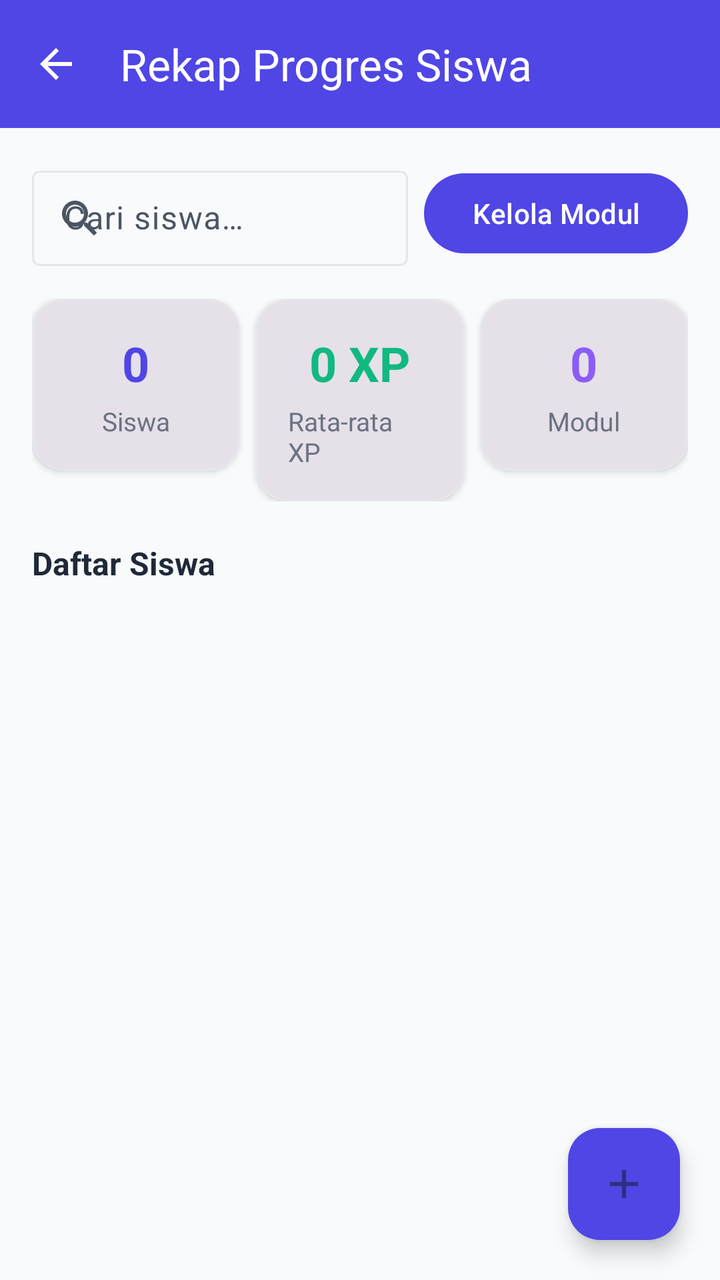
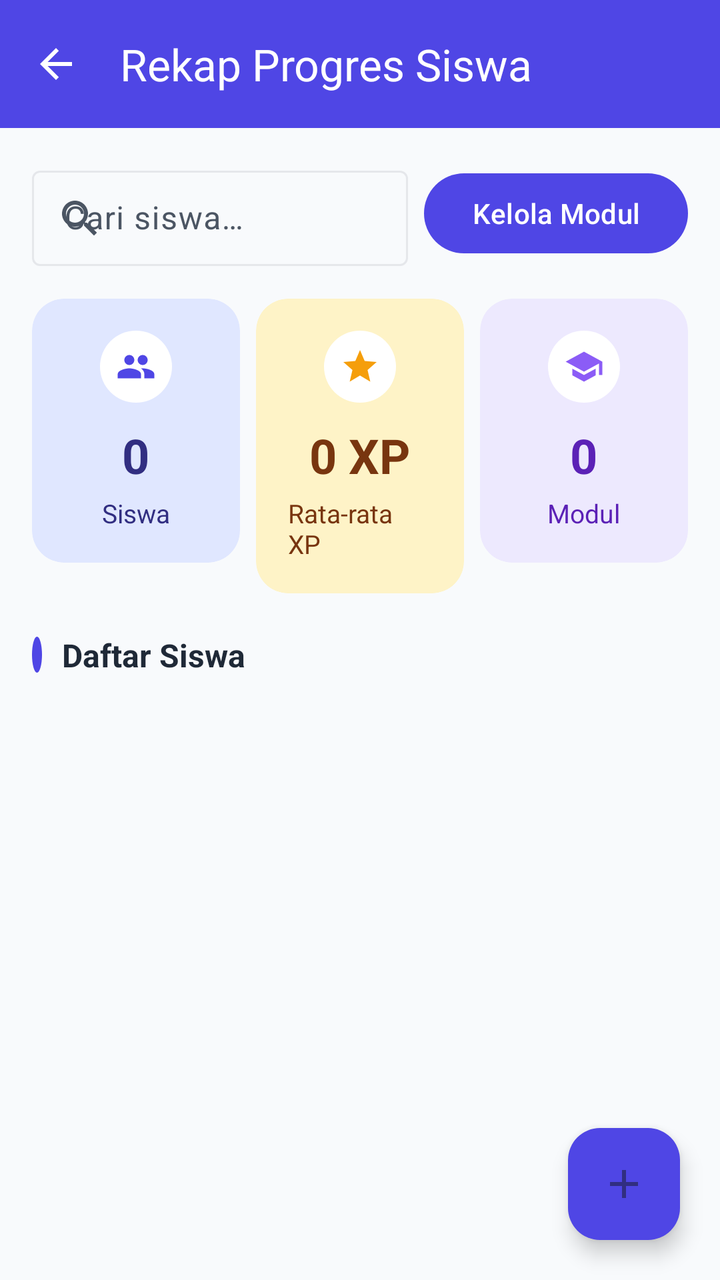

Two renders of the same Android screen: before a commit and after it. Below are the layout's source before the change and the commit's diff.
<!-- AndroidManifest.xml: application theme Theme.LearningPath -->
<!-- res/layout/activity_teacher_dashboard.xml -->
<?xml version="1.0" encoding="utf-8"?>
<androidx.coordinatorlayout.widget.CoordinatorLayout xmlns:android="http://schemas.android.com/apk/res/android"
    xmlns:app="http://schemas.android.com/apk/res-auto"
    android:layout_width="match_parent"
    android:layout_height="match_parent"
    android:background="@color/background">

    <LinearLayout
        android:layout_width="match_parent"
        android:layout_height="match_parent"
        android:orientation="vertical">

        <com.google.android.material.appbar.MaterialToolbar
            android:id="@+id/toolbar"
            android:layout_width="match_parent"
            android:layout_height="?attr/actionBarSize"
            android:background="@color/primary"
            app:navigationIcon="@drawable/ic_back"
            app:navigationIconTint="@color/white"
            app:title="@string/rekap_siswa"
            app:titleTextColor="@color/white" />

        
        <LinearLayout
            android:layout_width="match_parent"
            android:layout_height="wrap_content"
            android:orientation="horizontal"
            android:padding="16dp"
            android:gravity="center_vertical">

            <com.google.android.material.textfield.TextInputLayout
                style="@style/Widget.Material3.TextInputLayout.OutlinedBox.Dense"
                android:layout_width="0dp"
                android:layout_height="wrap_content"
                android:layout_weight="1"
                android:hint="@string/cari_siswa"
                app:endIconMode="clear_text"
                app:startIconDrawable="@drawable/ic_search">

                <com.google.android.material.textfield.TextInputEditText
                    android:id="@+id/etSearch"
                    android:layout_width="match_parent"
                    android:layout_height="wrap_content"
                    android:inputType="text"
                    android:maxLines="1" />
            </com.google.android.material.textfield.TextInputLayout>

            <com.google.android.material.button.MaterialButton
                android:id="@+id/btnManageModule"
                style="@style/Widget.Material3.Button"
                android:layout_width="wrap_content"
                android:layout_height="wrap_content"
                android:layout_marginStart="8dp"
                android:text="@string/kelola_modul" />
        </LinearLayout>

        <ScrollView
            android:layout_width="match_parent"
            android:layout_height="0dp"
            android:layout_weight="1">

            <LinearLayout
                android:layout_width="match_parent"
                android:layout_height="wrap_content"
                android:orientation="vertical">

                
                <LinearLayout
                    android:layout_width="match_parent"
                    android:layout_height="wrap_content"
                    android:orientation="horizontal"
                    android:paddingStart="16dp"
                    android:paddingEnd="16dp">

                    <com.google.android.material.card.MaterialCardView
                        android:layout_width="0dp"
                        android:layout_height="wrap_content"
                        android:layout_weight="1"
                        android:layout_marginEnd="8dp"
                        app:cardCornerRadius="@dimen/radius_lg"
                        app:cardElevation="@dimen/elev_med"
                        app:strokeColor="@color/outline"
                        app:strokeWidth="1dp">

                        <LinearLayout
                            android:layout_width="match_parent"
                            android:layout_height="wrap_content"
                            android:gravity="center"
                            android:orientation="vertical"
                            android:padding="16dp">

                            <TextView
                                android:id="@+id/tvTotalSiswa"
                                android:layout_width="wrap_content"
                                android:layout_height="wrap_content"
                                android:text="0"
                                android:textColor="@color/primary"
                                android:textSize="24sp"
                                android:textStyle="bold" />

                            <TextView
                                android:layout_width="wrap_content"
                                android:layout_height="wrap_content"
                                android:layout_marginTop="4dp"
                                android:text="@string/label_siswa"
                                android:textColor="@color/gray"
                                android:textSize="13sp" />
                        </LinearLayout>
                    </com.google.android.material.card.MaterialCardView>

                    <com.google.android.material.card.MaterialCardView
                        android:layout_width="0dp"
                        android:layout_height="wrap_content"
                        android:layout_weight="1"
                        android:layout_marginEnd="8dp"
                        app:cardCornerRadius="@dimen/radius_lg"
                        app:cardElevation="@dimen/elev_med"
                        app:strokeColor="@color/outline"
                        app:strokeWidth="1dp">

                        <LinearLayout
                            android:layout_width="match_parent"
                            android:layout_height="wrap_content"
                            android:gravity="center"
                            android:orientation="vertical"
                            android:padding="16dp">

                            <TextView
                                android:id="@+id/tvAvgProgress"
                                android:layout_width="wrap_content"
                                android:layout_height="wrap_content"
                                android:text="0 XP"
                                android:textColor="@color/success"
                                android:textSize="24sp"
                                android:textStyle="bold" />

                            <TextView
                                android:layout_width="wrap_content"
                                android:layout_height="wrap_content"
                                android:layout_marginTop="4dp"
                                android:text="@string/label_rata_rata_xp"
                                android:textColor="@color/gray"
                                android:textSize="13sp" />
                        </LinearLayout>
                    </com.google.android.material.card.MaterialCardView>

                    <com.google.android.material.card.MaterialCardView
                        android:layout_width="0dp"
                        android:layout_height="wrap_content"
                        android:layout_weight="1"
                        app:cardCornerRadius="@dimen/radius_lg"
                        app:cardElevation="@dimen/elev_med"
                        app:strokeColor="@color/outline"
                        app:strokeWidth="1dp">

                        <LinearLayout
                            android:layout_width="match_parent"
                            android:layout_height="wrap_content"
                            android:gravity="center"
                            android:orientation="vertical"
                            android:padding="16dp">

                            <TextView
                                android:id="@+id/tvTotalModul"
                                android:layout_width="wrap_content"
                                android:layout_height="wrap_content"
                                android:text="0"
                                android:textColor="@color/level_purple"
                                android:textSize="24sp"
                                android:textStyle="bold" />

                            <TextView
                                android:layout_width="wrap_content"
                                android:layout_height="wrap_content"
                                android:layout_marginTop="4dp"
                                android:text="@string/label_modul"
                                android:textColor="@color/gray"
                                android:textSize="13sp" />
                        </LinearLayout>
                    </com.google.android.material.card.MaterialCardView>
                </LinearLayout>

                
                <TextView
                    android:layout_width="wrap_content"
                    android:layout_height="wrap_content"
                    android:layout_marginStart="16dp"
                    android:layout_marginTop="20dp"
                    android:layout_marginBottom="8dp"
                    android:text="@string/label_daftar_siswa"
                    android:textColor="@color/black"
                    android:textSize="16sp"
                    android:textStyle="bold" />

                <TextView
                    android:id="@+id/tvEmpty"
                    android:layout_width="match_parent"
                    android:layout_height="wrap_content"
                    android:gravity="center"
                    android:layout_marginTop="16dp"
                    android:text="@string/empty_siswa"
                    android:textColor="@color/gray"
                    android:textSize="14sp"
                    android:visibility="gone" />

                <TextView
                    android:id="@+id/tvError"
                    android:layout_width="match_parent"
                    android:layout_height="wrap_content"
                    android:gravity="center"
                    android:layout_marginTop="16dp"
                    android:text="@string/error_load_data"
                    android:textColor="@color/error"
                    android:textSize="14sp"
                    android:visibility="gone" />

                <androidx.recyclerview.widget.RecyclerView
                    android:id="@+id/rvStudents"
                    android:layout_width="match_parent"
                    android:layout_height="wrap_content"
                    android:paddingStart="16dp"
                    android:paddingEnd="16dp"
                    android:nestedScrollingEnabled="false" />
            </LinearLayout>
        </ScrollView>
    </LinearLayout>

    <com.google.android.material.floatingactionbutton.FloatingActionButton
        android:id="@+id/fabAddMapel"
        android:layout_width="wrap_content"
        android:layout_height="wrap_content"
        android:layout_gravity="bottom|end"
        android:layout_margin="20dp"
        android:contentDescription="@string/tambah_mapel"
        android:src="@drawable/ic_add"
        app:backgroundTint="@color/primary" />

</androidx.coordinatorlayout.widget.CoordinatorLayout>
<!-- resources referenced by this layout -->
<resources>
  <color name="background">#F8FAFC</color>
  <color name="black">#1F2937</color>
  <color name="error">#DC2626</color>
  <color name="gray">#6B7280</color>
  <color name="level_purple">#8B5CF6</color>
  <color name="outline">#E5E7EB</color>
  <color name="primary">#4F46E5</color>
  <color name="success">#10B981</color>
  <color name="white">#FFFFFF</color>
  <dimen name="elev_med">2dp</dimen>
  <dimen name="radius_lg">16dp</dimen>
  <string name="cari_siswa">Cari siswa…</string>
  <string name="empty_siswa">Belum ada siswa terdaftar.</string>
  <string name="error_load_data">Gagal memuat data. Periksa koneksi Anda.</string>
  <string name="kelola_modul">Kelola Modul</string>
  <string name="label_daftar_siswa">Daftar Siswa</string>
  <string name="label_modul">Modul</string>
  <string name="label_rata_rata_xp">Rata-rata XP</string>
  <string name="label_siswa">Siswa</string>
  <string name="rekap_siswa">Rekap Progres Siswa</string>
  <string name="tambah_mapel">Tambah Mapel</string>
  <color name="on_primary">#FFFFFF</color>
  <color name="primary_container">#E0E7FF</color>
  <color name="on_primary_container">#312E81</color>
  <color name="accent">#F59E0B</color>
  <color name="on_secondary">#1F2937</color>
  <color name="secondary_container">#FEF3C7</color>
  <color name="on_secondary_container">#78350F</color>
  <color name="on_tertiary">#FFFFFF</color>
  <color name="tertiary_container">#EDE9FE</color>
  <color name="on_tertiary_container">#5B21B6</color>
  <color name="surface">#FFFFFF</color>
  <color name="on_surface">#1F2937</color>
  <color name="surface_variant">#F3F4F6</color>
  <color name="on_surface_variant">#4B5563</color>
  <color name="outline_variant">#EEF0F4</color>
  <color name="on_error">#FFFFFF</color>
  <color name="error_container">#FEE2E2</color>
  <color name="on_error_container">#991B1B</color>
  <color name="on_background">#1F2937</color>
  <!-- unchanged entries left out for length: 4 -->
</resources>

<!-- the commit's change to res/layout/activity_teacher_dashboard.xml (unified diff, before → after) -->
@@ -77,10 +77,10 @@
                         android:layout_height="wrap_content"
                         android:layout_weight="1"
                         android:layout_marginEnd="8dp"
+                        app:cardBackgroundColor="?attr/colorPrimaryContainer"
                         app:cardCornerRadius="@dimen/radius_lg"
-                        app:cardElevation="@dimen/elev_med"
-                        app:strokeColor="@color/outline"
-                        app:strokeWidth="1dp">
+                        app:cardElevation="0dp"
+                        app:strokeWidth="0dp">
 
                         <LinearLayout
                             android:layout_width="match_parent"
@@ -89,12 +89,22 @@
                             android:orientation="vertical"
                             android:padding="16dp">
 
+                            <ImageView
+                                android:layout_width="36dp"
+                                android:layout_height="36dp"
+                                android:background="@drawable/bg_circle_white"
+                                android:contentDescription="@string/label_siswa"
+                                android:padding="8dp"
+                                android:src="@drawable/ic_people"
+                                app:tint="@color/primary" />
+
                             <TextView
                                 android:id="@+id/tvTotalSiswa"
                                 android:layout_width="wrap_content"
                                 android:layout_height="wrap_content"
+                                android:layout_marginTop="10dp"
                                 android:text="0"
-                                android:textColor="@color/primary"
+                                android:textColor="?attr/colorOnPrimaryContainer"
                                 android:textSize="24sp"
                                 android:textStyle="bold" />
 
@@ -103,7 +113,7 @@
                                 android:layout_height="wrap_content"
                                 android:layout_marginTop="4dp"
                                 android:text="@string/label_siswa"
-                                android:textColor="@color/gray"
+                                android:textColor="?attr/colorOnPrimaryContainer"
                                 android:textSize="13sp" />
                         </LinearLayout>
                     </com.google.android.material.card.MaterialCardView>
@@ -113,10 +123,10 @@
                         android:layout_height="wrap_content"
                         android:layout_weight="1"
                         android:layout_marginEnd="8dp"
+                        app:cardBackgroundColor="?attr/colorSecondaryContainer"
                         app:cardCornerRadius="@dimen/radius_lg"
-                        app:cardElevation="@dimen/elev_med"
-                        app:strokeColor="@color/outline"
-                        app:strokeWidth="1dp">
+                        app:cardElevation="0dp"
+                        app:strokeWidth="0dp">
 
                         <LinearLayout
                             android:layout_width="match_parent"
@@ -125,12 +135,22 @@
                             android:orientation="vertical"
                             android:padding="16dp">
 
+                            <ImageView
+                                android:layout_width="36dp"
+                                android:layout_height="36dp"
+                                android:background="@drawable/bg_circle_white"
+                                android:contentDescription="@string/label_rata_rata_xp"
+                                android:padding="8dp"
+                                android:src="@drawable/ic_star"
+                                app:tint="@color/accent" />
+
                             <TextView
                                 android:id="@+id/tvAvgProgress"
                                 android:layout_width="wrap_content"
                                 android:layout_height="wrap_content"
+                                android:layout_marginTop="10dp"
                                 android:text="0 XP"
-                                android:textColor="@color/success"
+                                android:textColor="?attr/colorOnSecondaryContainer"
                                 android:textSize="24sp"
                                 android:textStyle="bold" />
 
@@ -139,7 +159,7 @@
                                 android:layout_height="wrap_content"
                                 android:layout_marginTop="4dp"
                                 android:text="@string/label_rata_rata_xp"
-                                android:textColor="@color/gray"
+                                android:textColor="?attr/colorOnSecondaryContainer"
                                 android:textSize="13sp" />
                         </LinearLayout>
                     </com.google.android.material.card.MaterialCardView>
@@ -148,10 +168,10 @@
                         android:layout_width="0dp"
                         android:layout_height="wrap_content"
                         android:layout_weight="1"
+                        app:cardBackgroundColor="?attr/colorTertiaryContainer"
                         app:cardCornerRadius="@dimen/radius_lg"
-                        app:cardElevation="@dimen/elev_med"
-                        app:strokeColor="@color/outline"
-                        app:strokeWidth="1dp">
+                        app:cardElevation="0dp"
+                        app:strokeWidth="0dp">
 
                         <LinearLayout
                             android:layout_width="match_parent"
@@ -160,12 +180,22 @@
                             android:orientation="vertical"
                             android:padding="16dp">
 
+                            <ImageView
+                                android:layout_width="36dp"
+                                android:layout_height="36dp"
+                                android:background="@drawable/bg_circle_white"
+                                android:contentDescription="@string/label_modul"
+                                android:padding="8dp"
+                                android:src="@drawable/ic_school"
+                                app:tint="@color/level_purple" />
+
                             <TextView
                                 android:id="@+id/tvTotalModul"
                                 android:layout_width="wrap_content"
                                 android:layout_height="wrap_content"
+                                android:layout_marginTop="10dp"
                                 android:text="0"
-                                android:textColor="@color/level_purple"
+                                android:textColor="?attr/colorOnTertiaryContainer"
                                 android:textSize="24sp"
                                 android:textStyle="bold" />
 
@@ -174,23 +204,37 @@
                                 android:layout_height="wrap_content"
                                 android:layout_marginTop="4dp"
                                 android:text="@string/label_modul"
-                                android:textColor="@color/gray"
+                                android:textColor="?attr/colorOnTertiaryContainer"
                                 android:textSize="13sp" />
                         </LinearLayout>
                     </com.google.android.material.card.MaterialCardView>
                 </LinearLayout>
 
                 
-                <TextView
+                <LinearLayout
                     android:layout_width="wrap_content"
                     android:layout_height="wrap_content"
                     android:layout_marginStart="16dp"
                     android:layout_marginTop="20dp"
                     android:layout_marginBottom="8dp"
-                    android:text="@string/label_daftar_siswa"
-                    android:textColor="@color/black"
-                    android:textSize="16sp"
-                    android:textStyle="bold" />
+                    android:gravity="center_vertical"
+                    android:orientation="horizontal">
+
+                    <View
+                        android:layout_width="5dp"
+                        android:layout_height="18dp"
+                        android:background="@drawable/bg_circle_primary"
+                        android:backgroundTint="?attr/colorPrimary" />
+
+                    <TextView
+                        android:layout_width="wrap_content"
+                        android:layout_height="wrap_content"
+                        android:layout_marginStart="10dp"
+                        android:text="@string/label_daftar_siswa"
+                        android:textColor="@color/black"
+                        android:textSize="16sp"
+                        android:textStyle="bold" />
+                </LinearLayout>
 
                 <TextView
                     android:id="@+id/tvEmpty"
<!-- resource entries referenced after the edit -->
@@ -7,10 +7,50 @@
   <color name="level_purple">#8B5CF6</color>
   <color name="outline">#E5E7EB</color>
   <color name="primary">#4F46E5</color>
-  <color name="success">#10B981</color>
   <color name="white">#FFFFFF</color>
-  <dimen name="elev_med">2dp</dimen>
   <dimen name="radius_lg">16dp</dimen>
+  <!-- drawable bg_circle_primary (drawable) -->
+  <?xml version="1.0" encoding="utf-8"?>
+  <shape xmlns:android="http://schemas.android.com/apk/res/android"
+      android:shape="oval">
+      <solid android:color="@color/primary" />
+  </shape>
+  <!-- drawable bg_circle_white (drawable) -->
+  <?xml version="1.0" encoding="utf-8"?>
+  <shape xmlns:android="http://schemas.android.com/apk/res/android"
+      android:shape="oval">
+      <solid android:color="@color/white" />
+  </shape>
+  <!-- drawable ic_people (drawable) -->
+  <vector xmlns:android="http://schemas.android.com/apk/res/android"
+      android:width="24dp"
+      android:height="24dp"
+      android:viewportWidth="24"
+      android:viewportHeight="24">
+      <path
+          android:fillColor="#FF000000"
+          android:pathData="M16,11c1.66,0 2.99,-1.34 2.99,-3S17.66,5 16,5c-1.66,0 -3,1.34 -3,3s1.34,3 3,3zM8,11c1.66,0 2.99,-1.34 2.99,-3S9.66,5 8,5C6.34,5 5,6.34 5,8s1.34,3 3,3zM8,13c-2.33,0 -7,1.17 -7,3.5V19h14v-2.5c0,-2.33 -4.67,-3.5 -7,-3.5zM16,13c-0.29,0 -0.62,0.02 -0.97,0.05 1.16,0.84 1.97,1.97 1.97,3.45V19h6v-2.5c0,-2.33 -4.67,-3.5 -7,-3.5z" />
+  </vector>
+  <!-- drawable ic_school (drawable) -->
+  <vector xmlns:android="http://schemas.android.com/apk/res/android"
+      android:width="24dp"
+      android:height="24dp"
+      android:viewportWidth="24"
+      android:viewportHeight="24">
+      <path
+          android:fillColor="#FF000000"
+          android:pathData="M12,3L1,9l11,6 9,-4.91V17h2V9L12,3zM5,13.18v4L12,21l7,-3.82v-4L12,17l-7,-3.82z" />
+  </vector>
+  <!-- drawable ic_star (drawable) -->
+  <vector xmlns:android="http://schemas.android.com/apk/res/android"
+      android:width="24dp"
+      android:height="24dp"
+      android:viewportWidth="24"
+      android:viewportHeight="24">
+      <path
+          android:fillColor="#FF000000"
+          android:pathData="M12,17.27L18.18,21l-1.64,-7.03L22,9.24l-7.19,-0.61L12,2 9.19,8.63 2,9.24l5.46,4.73L5.82,21z" />
+  </vector>
   <string name="cari_siswa">Cari siswa…</string>
   <string name="empty_siswa">Belum ada siswa terdaftar.</string>
   <string name="error_load_data">Gagal memuat data. Periksa koneksi Anda.</string>
